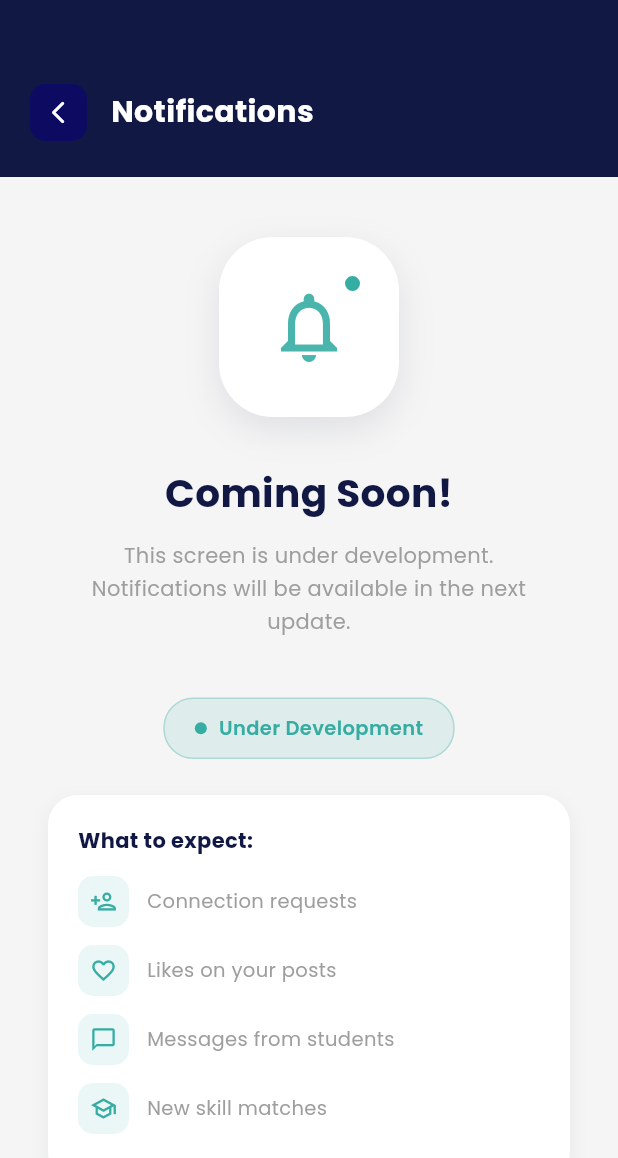
After one commit to Ahmad-413/MAD-Project, a Flutter app: the NotificationScreen screen opened directly, on a phone screen of 412 x 824 dp. The commit adds this screen. Shown: the top 1158 px of the screen. Run offline on Flutter 3.47's test engine with Material 3 defaults, Android fonts, the phone set to English and light mode, and no system bars; our stand-ins replace animate_do, cloud_firestore, firebase_auth, firebase_core, firebase_storage, google_fonts and 1 more; accounts and stored records are empty.

Commit message:
new screens plus some modifications

```diff
--- a/lib/screens/home/home_screen.dart
+++ b/lib/screens/home/home_screen.dart
@@ -6,6 +6,7 @@ import '../../models/post_model.dart';
 import '../../services/firestore_service.dart';
 import '../../widgets/shimmer_card.dart';
 import '../../widgets/skill_card.dart';
+import '/screens/notification_screen.dart';
 
 class HomeScreen extends StatefulWidget {
   const HomeScreen({super.key});
@@ -81,10 +82,20 @@ class _HomeScreenState extends State<HomeScreen> {
                           color: AppColors.secondary,
                           borderRadius: BorderRadius.circular(12),
                         ),
-                        child: const Icon(
-                          Icons.notifications_outlined,
-                          color: AppColors.textLight,
-                          size: 22,
+                        child: IconButton(
+                          icon: const Icon(
+                            Icons.notifications_outlined,
+                            color: AppColors.textLight,
+                            size: 22,
+                          ),
+                          onPressed: () {
+                            Navigator.push(
+                              context,
+                              MaterialPageRoute(
+                                builder: (context) => const NotificationScreen(),
+                              ),
+                            );
+                          },
                         ),
                       ),
                     ),
--- /dev/null
+++ b/lib/screens/notification_screen.dart
@@ -0,0 +1,284 @@
+import 'package:animate_do/animate_do.dart';
+import 'package:flutter/material.dart';
+import '../../core/colors.dart';
+
+class NotificationScreen extends StatelessWidget {
+  const NotificationScreen({super.key});
+
+  @override
+  Widget build(BuildContext context) {
+    final bool isDark = Theme.of(context).brightness == Brightness.dark;
+
+    return Scaffold(
+      backgroundColor: isDark ? AppColors.darkBg : AppColors.background,
+      body: CustomScrollView(
+        slivers: [
+          // ── App Bar ───────────────────────────────────
+          SliverToBoxAdapter(
+            child: Container(
+              color: AppColors.primary,
+              padding: const EdgeInsets.fromLTRB(20, 56, 20, 24),
+              child: Row(
+                children: [
+                  GestureDetector(
+                    onTap: () => Navigator.pop(context),
+                    child: Container(
+                      width: 38,
+                      height: 38,
+                      decoration: BoxDecoration(
+                        color: AppColors.secondary,
+                        borderRadius: BorderRadius.circular(10),
+                      ),
+                      child: const Icon(
+                        Icons.arrow_back_ios_rounded,
+                        color: AppColors.textLight,
+                        size: 18,
+                      ),
+                    ),
+                  ),
+                  const SizedBox(width: 16),
+                  const Text(
+                    'Notifications',
+                    style: TextStyle(
+                      color: AppColors.textLight,
+                      fontSize: 20,
+                      fontWeight: FontWeight.bold,
+                    ),
+                  ),
+                ],
+              ),
+            ),
+          ),
+
+          // ── Body ──────────────────────────────────────
+// WITH:
+          SliverToBoxAdapter(
+            child: Container(
+              color: isDark ? AppColors.darkBg : AppColors.background,
+              child: SingleChildScrollView(
+                padding: const EdgeInsets.symmetric(vertical: 40),
+                child: Column(
+                  mainAxisAlignment: MainAxisAlignment.center,
+                  children: [
+                    // Animated Icon
+                    FadeInDown(
+                      duration: const Duration(milliseconds: 600),
+                      child: Container(
+                        width: 120,
+                        height: 120,
+                        decoration: BoxDecoration(
+                          color: isDark
+                              ? AppColors.darkCard
+                              : AppColors.cardLight,
+                          borderRadius: BorderRadius.circular(36),
+                          boxShadow: [
+                            BoxShadow(
+                              color: AppColors.primary.withValues(alpha: 0.1),
+                              blurRadius: 20,
+                              offset: const Offset(0, 8),
+                            ),
+                          ],
+                        ),
+                        child: Stack(
+                          alignment: Alignment.center,
+                          children: [
+                            Icon(
+                              Icons.notifications_outlined,
+                              size: 56,
+                              color: AppColors.accent.withValues(alpha: 0.9),
+                            ),
+                            Positioned(
+                              top: 24,
+                              right: 24,
+                              child: Container(
+                                width: 14,
+                                height: 14,
+                                decoration: BoxDecoration(
+                                  color: AppColors.accent,
+                                  shape: BoxShape.circle,
+                                  border: Border.all(
+                                    color: isDark
+                                        ? AppColors.darkCard
+                                        : AppColors.cardLight,
+                                    width: 2,
+                                  ),
+                                ),
+                              ),
+                            ),
+                          ],
+                        ),
+                      ),
+                    ),
+
+                    const SizedBox(height: 32),
+
+                    // Title
+                    FadeInUp(
+                      delay: const Duration(milliseconds: 200),
+                      child: Text(
+                        'Coming Soon!',
+                        style: TextStyle(
+                          fontSize: 26,
+                          fontWeight: FontWeight.bold,
+                          color: isDark
+                              ? AppColors.textLight
+                              : AppColors.textDark,
+                        ),
+                      ),
+                    ),
+
+                    const SizedBox(height: 12),
+
+                    // Subtitle
+                    FadeInUp(
+                      delay: const Duration(milliseconds: 350),
+                      child: Padding(
+                        padding: const EdgeInsets.symmetric(horizontal: 48),
+                        child: Text(
+                          'This screen is under development. Notifications will be available in the next update.',
+                          textAlign: TextAlign.center,
+                          style: TextStyle(
+                            fontSize: 14,
+                            color: isDark
+                                ? AppColors.lightAccent
+                                : AppColors.textGrey,
+                            height: 1.6,
+                          ),
+                        ),
+                      ),
+                    ),
+
+                    const SizedBox(height: 40),
+
+                    // Badge
+                    FadeInUp(
+                      delay: const Duration(milliseconds: 500),
+                      child: Container(
+                        padding: const EdgeInsets.symmetric(
+                            horizontal: 20, vertical: 10),
+                        decoration: BoxDecoration(
+                          color: AppColors.accent.withValues(alpha: 0.12),
+                          borderRadius: BorderRadius.circular(20),
+                          border: Border.all(
+                            color: AppColors.accent.withValues(alpha: 0.3),
+                          ),
+                        ),
+                        child: Row(
+                          mainAxisSize: MainAxisSize.min,
+                          children: [
+                            Container(
+                              width: 8,
+                              height: 8,
+                              decoration: const BoxDecoration(
+                                color: AppColors.accent,
+                                shape: BoxShape.circle,
+                              ),
+                            ),
+                            const SizedBox(width: 8),
+                            const Text(
+                              'Under Development',
+                              style: TextStyle(
+                                color: AppColors.accent,
+                                fontSize: 13,
+                                fontWeight: FontWeight.w600,
+                              ),
+                            ),
+                          ],
+                        ),
+                      ),
+                    ),
+
+                    const SizedBox(height: 24),
+
+                    // What to expect section
+                    FadeInUp(
+                      delay: const Duration(milliseconds: 600),
+                      child: Container(
+                        margin: const EdgeInsets.symmetric(horizontal: 32),
+                        padding: const EdgeInsets.all(20),
+                        decoration: BoxDecoration(
+                          color: isDark
+                              ? AppColors.darkCard
+                              : AppColors.cardLight,
+                          borderRadius: BorderRadius.circular(20),
+                          boxShadow: [
+                            BoxShadow(
+                              color: AppColors.primary.withValues(alpha: 0.06),
+                              blurRadius: 10,
+                              offset: const Offset(0, 4),
+                            ),
+                          ],
+                        ),
+                        child: Column(
+                          crossAxisAlignment: CrossAxisAlignment.start,
+                          children: [
+                            Text(
+                              'What to expect:',
+                              style: TextStyle(
+                                fontSize: 14,
+                                fontWeight: FontWeight.bold,
+                                color: isDark
+                                    ? AppColors.textLight
+                                    : AppColors.textDark,
+                              ),
+                            ),
+                            const SizedBox(height: 14),
+                            _featureItem(
+                                Icons.person_add_outlined,
+                                'Connection requests',
+                                isDark),
+                            _featureItem(
+                                Icons.favorite_outline,
+                                'Likes on your posts',
+                                isDark),
+                            _featureItem(
+                                Icons.chat_bubble_outline,
+                                'Messages from students',
+                                isDark),
+                            _featureItem(
+                                Icons.school_outlined,
+                                'New skill matches',
+                                isDark),
+                          ],
+                        ),
+                      ),
+                    ),
+
+                    const SizedBox(height: 40),
+                  ],
+                ),
+              ),
+            ),
+          ),
+        ],
+      ),
+    );
+  }
+
+  Widget _featureItem(IconData icon, String text, bool isDark) {
+    return Padding(
+      padding: const EdgeInsets.only(bottom: 12),
+      child: Row(
+        children: [
+          Container(
+            width: 34,
+            height: 34,
+            decoration: BoxDecoration(
+              color: AppColors.accent.withValues(alpha: 0.1),
+              borderRadius: BorderRadius.circular(10),
+            ),
+            child: Icon(icon, color: AppColors.accent, size: 18),
+          ),
+          const SizedBox(width: 12),
+          Text(
+            text,
+            style: TextStyle(
+              fontSize: 13,
+              color: isDark ? AppColors.lightAccent : AppColors.textGrey,
+            ),
+          ),
+        ],
+      ),
+    );
+  }
+}
```
Also changed, not shown: pubspec.lock.
